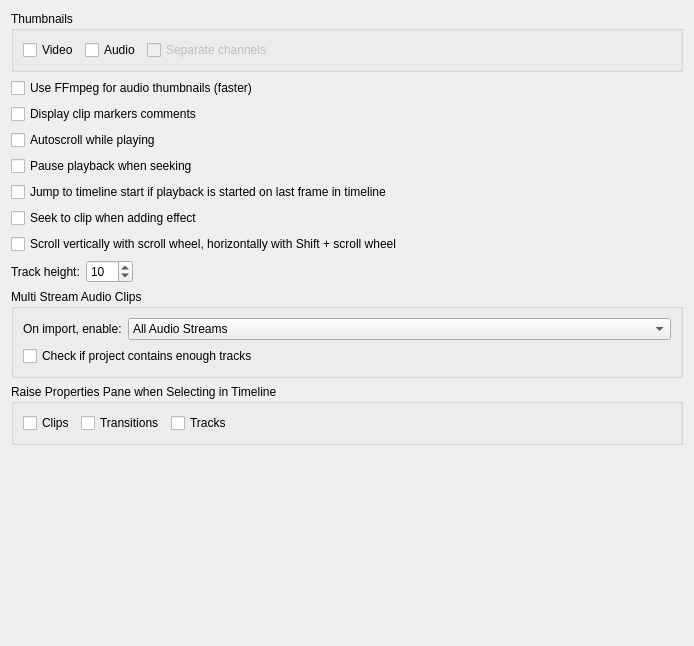
KDE/kdenlive, file src/ui/configtimeline_ui.ui: the form before one commit.
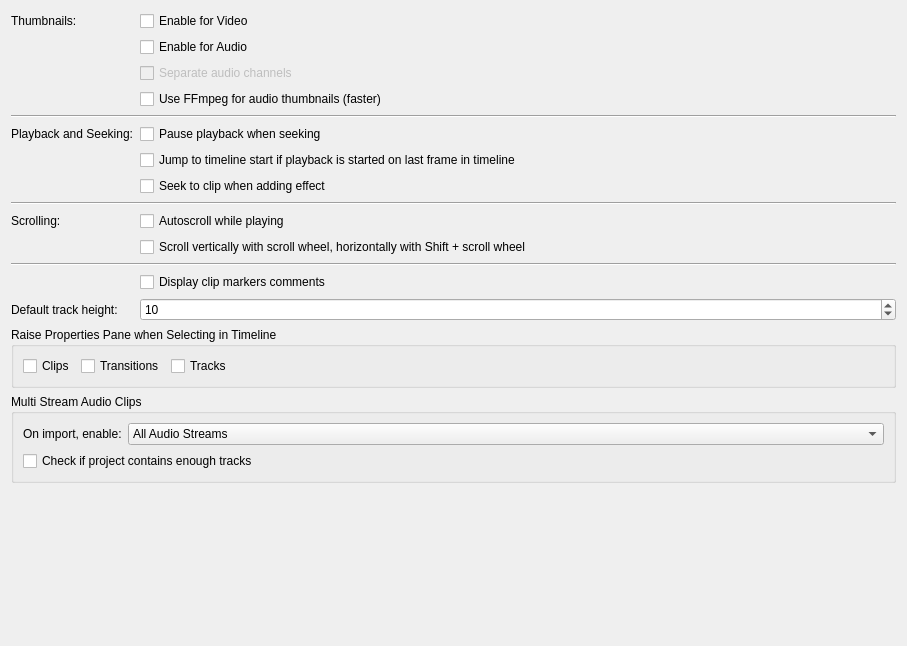
The form after the commit.

Commit message: [Kdenlive Settings] Improve layout and usability

```diff
--- a/src/ui/configtimeline_ui.ui
+++ b/src/ui/configtimeline_ui.ui
@@ -6,149 +6,84 @@
    <rect>
     <x>0</x>
     <y>0</y>
-    <width>694</width>
+    <width>907</width>
     <height>646</height>
    </rect>
   </property>
-  <layout class="QGridLayout" name="gridLayout">
-   <item row="11" column="0" colspan="4">
-    <widget class="QGroupBox" name="groupBox_2">
-     <property name="title">
-      <string>Raise Properties Pane when Selecting in Timeline</string>
-     </property>
-     <layout class="QGridLayout" name="gridLayout_2">
-      <item row="0" column="0">
-       <widget class="QCheckBox" name="kcfg_raisepropsclips">
-        <property name="text">
-         <string>Clips</string>
-        </property>
-       </widget>
-      </item>
-      <item row="0" column="1">
-       <widget class="QCheckBox" name="kcfg_raisepropstransitions">
-        <property name="text">
-         <string>Transitions</string>
-        </property>
-       </widget>
-      </item>
-      <item row="0" column="2">
-       <widget class="QCheckBox" name="kcfg_raisepropstracks">
-        <property name="text">
-         <string>Tracks</string>
-        </property>
-       </widget>
-      </item>
-      <item row="0" column="3">
-       <spacer name="horizontalSpacer_3">
-        <property name="orientation">
-         <enum>Qt::Horizontal</enum>
-        </property>
-        <property name="sizeHint" stdset="0">
-         <size>
-          <width>231</width>
-          <height>20</height>
-         </size>
-        </property>
-       </spacer>
-      </item>
-     </layout>
-    </widget>
-   </item>
-   <item row="12" column="0">
-    <spacer name="verticalSpacer">
-     <property name="orientation">
-      <enum>Qt::Vertical</enum>
-     </property>
-     <property name="sizeHint" stdset="0">
-      <size>
-       <width>20</width>
-       <height>23</height>
-      </size>
-     </property>
-    </spacer>
-   </item>
-   <item row="6" column="0" colspan="3">
-    <widget class="QCheckBox" name="kcfg_seekonaddeffect">
+  <layout class="QFormLayout" name="formLayout">
+   <item row="0" column="0">
+    <widget class="QLabel" name="label_3">
      <property name="text">
-      <string>Seek to clip when adding effect</string>
+      <string>Thumbnails:</string>
      </property>
     </widget>
    </item>
-   <item row="7" column="0" colspan="3">
-    <widget class="QCheckBox" name="kcfg_scrollvertically">
+   <item row="0" column="1">
+    <widget class="QCheckBox" name="kcfg_videothumbnails">
      <property name="text">
-      <string>Scroll vertically with scroll wheel, horizontally with Shift + scroll wheel</string>
+      <string>Enable for Video</string>
      </property>
     </widget>
    </item>
-   <item row="2" column="0" colspan="2">
-    <widget class="QCheckBox" name="kcfg_showmarkers">
+   <item row="1" column="1">
+    <widget class="QCheckBox" name="kcfg_audiothumbnails">
      <property name="text">
-      <string>Display clip markers comments</string>
+      <string>Enable for Audio</string>
      </property>
     </widget>
    </item>
-   <item row="3" column="0" colspan="4">
-    <widget class="QCheckBox" name="kcfg_autoscroll">
+   <item row="2" column="1">
+    <widget class="QCheckBox" name="kcfg_displayallchannels">
+     <property name="enabled">
+      <bool>false</bool>
+     </property>
      <property name="text">
-      <string>Autoscroll while playing</string>
+      <string>Separate audio channels</string>
      </property>
     </widget>
    </item>
-   <item row="0" column="0" colspan="4">
-    <widget class="QGroupBox" name="groupBox">
-     <property name="title">
-      <string>Thumbnails</string>
-     </property>
-     <layout class="QGridLayout" name="gridLayout_3">
-      <item row="0" column="3">
-       <spacer name="horizontalSpacer">
-        <property name="orientation">
-         <enum>Qt::Horizontal</enum>
-        </property>
-        <property name="sizeHint" stdset="0">
-         <size>
-          <width>40</width>
-          <height>20</height>
-         </size>
-        </property>
-       </spacer>
-      </item>
-      <item row="0" column="0">
-       <widget class="QCheckBox" name="kcfg_videothumbnails">
-        <property name="text">
-         <string>Video</string>
-        </property>
-       </widget>
-      </item>
-      <item row="0" column="1">
-       <widget class="QCheckBox" name="kcfg_audiothumbnails">
-        <property name="text">
-         <string>Audio</string>
-        </property>
-       </widget>
-      </item>
-      <item row="0" column="2">
-       <widget class="QCheckBox" name="kcfg_displayallchannels">
-        <property name="enabled">
-         <bool>false</bool>
-        </property>
-        <property name="text">
-         <string>Separate channels</string>
-        </property>
-       </widget>
-      </item>
-     </layout>
-    </widget>
-   </item>
-   <item row="1" column="0" colspan="4">
+   <item row="3" column="1">
     <widget class="QCheckBox" name="kcfg_ffmpegaudiothumbnails">
      <property name="text">
       <string>Use FFmpeg for audio thumbnails (faster)</string>
      </property>
     </widget>
    </item>
-   <item row="10" column="0" colspan="4">
+   <item row="15" column="0">
+    <widget class="QLabel" name="label">
+     <property name="text">
+      <string>Default track height:</string>
+     </property>
+    </widget>
+   </item>
+   <item row="15" column="1">
+    <widget class="QSpinBox" name="kcfg_trackheight">
+     <property name="minimum">
+      <number>0</number>
+     </property>
+     <property name="maximum">
+      <number>999</number>
+     </property>
+     <property name="value">
+      <number>10</number>
+     </property>
+    </widget>
+   </item>
+   <item row="14" column="1">
+    <widget class="QCheckBox" name="kcfg_showmarkers">
+     <property name="text">
+      <string>Display clip markers comments</string>
+     </property>
+    </widget>
+   </item>
+   <item row="4" column="0" colspan="2">
+    <widget class="Line" name="line_2">
+     <property name="orientation">
+      <enum>Qt::Horizontal</enum>
+     </property>
+    </widget>
+   </item>
+   <item row="17" column="0" colspan="2">
     <widget class="QGroupBox" name="groupBox_3">
      <property name="title">
       <string>Multi Stream Audio Clips</string>
@@ -196,57 +131,125 @@
      </layout>
     </widget>
    </item>
-   <item row="4" column="0" colspan="4">
+   <item row="19" column="0">
+    <spacer name="verticalSpacer">
+     <property name="orientation">
+      <enum>Qt::Vertical</enum>
+     </property>
+     <property name="sizeHint" stdset="0">
+      <size>
+       <width>20</width>
+       <height>23</height>
+      </size>
+     </property>
+    </spacer>
+   </item>
+   <item row="5" column="0">
+    <widget class="QLabel" name="label_5">
+     <property name="text">
+      <string>Playback and Seeking:</string>
+     </property>
+    </widget>
+   </item>
+   <item row="5" column="1">
     <widget class="QCheckBox" name="kcfg_pauseonseek">
      <property name="text">
       <string>Pause playback when seeking</string>
      </property>
     </widget>
    </item>
-   <item row="9" column="0" colspan="4">
-    <layout class="QHBoxLayout" name="horizontalLayout_2">
-     <item>
-      <widget class="QLabel" name="label">
-       <property name="text">
-        <string>Track height:</string>
-       </property>
-      </widget>
-     </item>
-     <item>
-      <widget class="QSpinBox" name="kcfg_trackheight">
-       <property name="minimum">
-        <number>0</number>
-       </property>
-       <property name="maximum">
-        <number>999</number>
-       </property>
-       <property name="value">
-        <number>10</number>
-       </property>
-      </widget>
-     </item>
-     <item>
-      <spacer name="horizontalSpacer_2">
-       <property name="orientation">
-        <enum>Qt::Horizontal</enum>
-       </property>
-       <property name="sizeHint" stdset="0">
-        <size>
-         <width>40</width>
-         <height>20</height>
-        </size>
-       </property>
-      </spacer>
-     </item>
-    </layout>
-   </item>
-   <item row="5" column="0">
+   <item row="6" column="1">
     <widget class="QCheckBox" name="kcfg_jumptostart">
      <property name="text">
       <string>Jump to timeline start if playback is started on last frame in timeline</string>
      </property>
     </widget>
    </item>
+   <item row="7" column="1">
+    <widget class="QCheckBox" name="kcfg_seekonaddeffect">
+     <property name="text">
+      <string>Seek to clip when adding effect</string>
+     </property>
+    </widget>
+   </item>
+   <item row="8" column="0" colspan="2">
+    <widget class="Line" name="line_3">
+     <property name="orientation">
+      <enum>Qt::Horizontal</enum>
+     </property>
+    </widget>
+   </item>
+   <item row="9" column="0">
+    <widget class="QLabel" name="label_4">
+     <property name="text">
+      <string>Scrolling:</string>
+     </property>
+    </widget>
+   </item>
+   <item row="9" column="1">
+    <widget class="QCheckBox" name="kcfg_autoscroll">
+     <property name="text">
+      <string>Autoscroll while playing</string>
+     </property>
+    </widget>
+   </item>
+   <item row="10" column="1">
+    <widget class="QCheckBox" name="kcfg_scrollvertically">
+     <property name="text">
+      <string>Scroll vertically with scroll wheel, horizontally with Shift + scroll wheel</string>
+     </property>
+    </widget>
+   </item>
+   <item row="11" column="0" colspan="2">
+    <widget class="Line" name="line">
+     <property name="orientation">
+      <enum>Qt::Horizontal</enum>
+     </property>
+    </widget>
+   </item>
+   <item row="16" column="0" colspan="2">
+    <widget class="QGroupBox" name="groupBox_2">
+     <property name="title">
+      <string>Raise Properties Pane when Selecting in Timeline</string>
+     </property>
+     <layout class="QGridLayout" name="gridLayout_2">
+      <item row="0" column="0">
+       <widget class="QCheckBox" name="kcfg_raisepropsclips">
+        <property name="text">
+         <string>Clips</string>
+        </property>
+       </widget>
+      </item>
+      <item row="0" column="1">
+       <widget class="QCheckBox" name="kcfg_raisepropstransitions">
+        <property name="text">
+         <string>Transitions</string>
+        </property>
+       </widget>
+      </item>
+      <item row="0" column="2">
+       <widget class="QCheckBox" name="kcfg_raisepropstracks">
+        <property name="text">
+         <string>Tracks</string>
+        </property>
+       </widget>
+      </item>
+      <item row="0" column="3">
+       <spacer name="horizontalSpacer_3">
+        <property name="orientation">
+         <enum>Qt::Horizontal</enum>
+        </property>
+        <property name="sizeHint" stdset="0">
+         <size>
+          <width>231</width>
+          <height>20</height>
+         </size>
+        </property>
+       </spacer>
+      </item>
+     </layout>
+    </widget>
+   </item>
   </layout>
  </widget>
  <tabstops>
```
Left out of the diff: 11 changed lines with no effect on the pictures. The commit also changes 8 other files.
